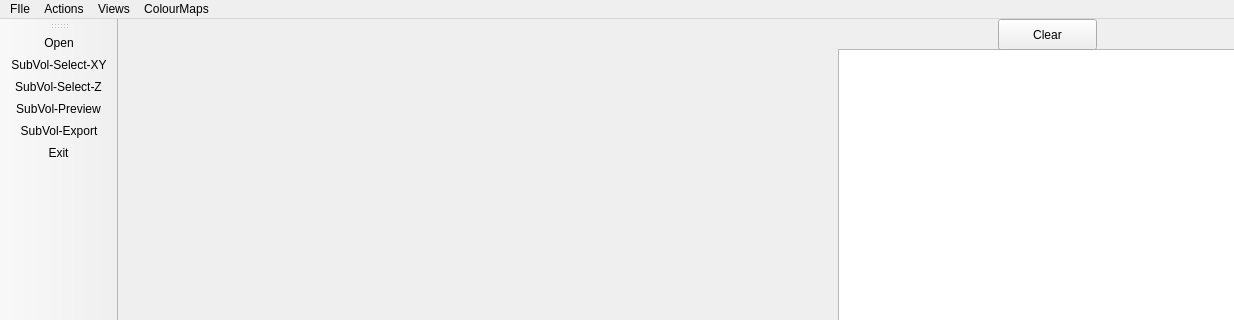
Qt form mainwindow.ui (Sabreme/Astro_FITS_VTK) before a commit; both pictures show x 0 to 1234 and y 0 to 320 of the 1234 by 788 pixel window.
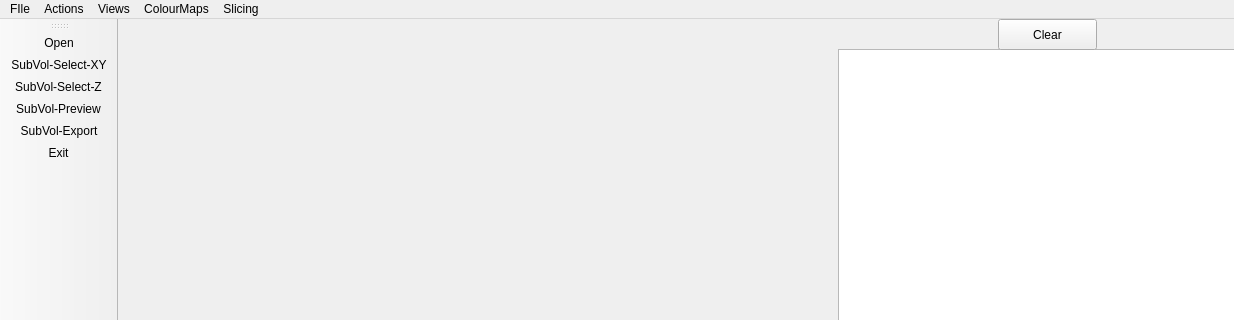
The same form after that commit. Custom widgets are drawn as their Qt base class.

Commit message: Switched to Slicing

```diff
--- a/mainwindow.ui
+++ b/mainwindow.ui
@@ -91,10 +91,17 @@
     <addaction name="actionBlack_White"/>
     <addaction name="actionBlue_Red"/>
    </widget>
+   <widget class="QMenu" name="menuSlicing">
+    <property name="title">
+     <string>Slicing</string>
+    </property>
+    <addaction name="actionSliceAxisAligned"/>
+   </widget>
    <addaction name="menuFIle"/>
    <addaction name="menuActions"/>
    <addaction name="menuViews"/>
    <addaction name="menuColourMaps"/>
+   <addaction name="menuSlicing"/>
   </widget>
   <widget class="QToolBar" name="mainToolBar">
    <attribute name="toolBarArea">
```
Left out of the diff: 5 changed lines with no effect on the pictures. The commit also changes 30 other files.
